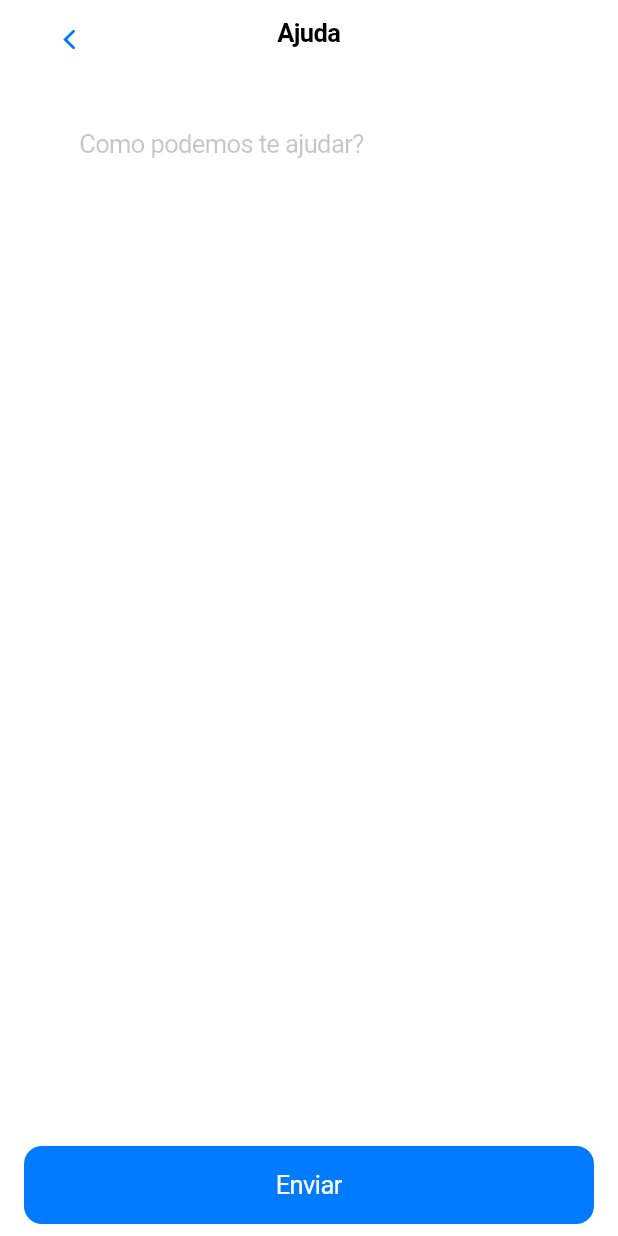
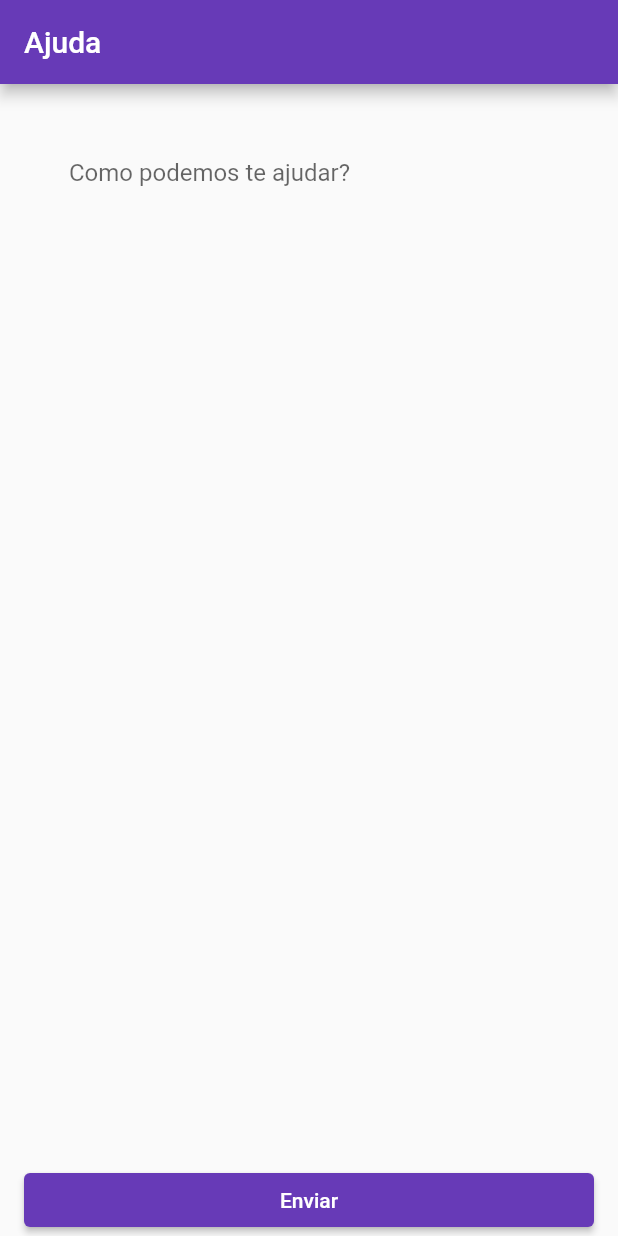
Before and after one commit to LucasMonteir0/ex_modulo_3, a Flutter app: the screen it shows after launch, on a phone screen of 412 x 824 dp. Run offline on Flutter 3.47's test engine with Material 2 defaults, Android fonts, the phone set to English and light mode, and no system bars; our stand-ins replace dio, get.

Commit message:
adaptive layouts done

```diff
--- /dev/null
+++ b/adaptive_layouts/lib/app.dart
@@ -0,0 +1,18 @@
+import 'dart:io';
+
+import 'package:adaptative_layouts/pages/cupertino_page.dart';
+import 'package:adaptative_layouts/pages/material_page.dart';
+import 'package:flutter/cupertino.dart';
+import 'package:flutter/material.dart';
+
+class App extends StatelessWidget {
+  const App({Key? key}) : super(key: key);
+
+  @override
+  Widget build(BuildContext context) {
+    if (Platform.isAndroid) {
+      return const MaterialApp(home: MaterialAppPage());
+    }
+    return const CupertinoApp(home: CupertinoAppPage());
+  }
+}
--- a/adaptive_layouts/lib/main.dart
+++ b/adaptive_layouts/lib/main.dart
@@ -1,6 +1,6 @@
-import 'package:adaptative_layouts/part_1/app.dart';
+import 'package:adaptative_layouts/app.dart';
 import 'package:flutter/material.dart';
 
 void main() {
-  runApp(const App1());
+  runApp(const App());
 }
--- /dev/null
+++ b/adaptive_layouts/lib/pages/material_page.dart
@@ -0,0 +1,53 @@
+import 'package:flutter/material.dart';
+
+class MaterialAppPage extends StatelessWidget {
+  const MaterialAppPage({Key? key}) : super(key: key);
+
+  @override
+  Widget build(BuildContext context) {
+    final size = MediaQuery.of(context).size;
+    return Scaffold(
+        appBar: AppBar(
+          title: const Text('Ajuda'),
+          backgroundColor: Colors.deepPurple,
+        ),
+        body: Center(
+          child: SafeArea(
+            child: Column(
+              mainAxisAlignment: MainAxisAlignment.spaceBetween,
+              children: [
+                const Expanded(
+                  child: Padding(
+                    padding:
+                        EdgeInsets.symmetric(vertical: 35.0, horizontal: 46),
+                    child: TextField(
+                      decoration: InputDecoration(
+                        hintText: 'Como podemos te ajudar?',
+                        border: InputBorder.none,
+                      ),
+                      maxLines: null,
+                      minLines: null,
+                    ),
+                  ),
+                ),
+                SizedBox(
+                  width: size.width,
+                  child: Padding(
+                    padding: const EdgeInsets.symmetric(horizontal: 16.0),
+                    child: ElevatedButton(
+                      onPressed: () {},
+                      style: ButtonStyle(
+                        backgroundColor: MaterialStateProperty.all<Color?>(
+                            Colors.deepPurple),
+                      ),
+                      child: const Text('Enviar'),
+                    ),
+                  ),
+                ),
+              ],
+            ),
+          ),
+        ),
+      );
+  }
+}
--- a/adaptive_layouts/lib/part_1/app.dart
+++ /dev/null
@@ -1,106 +0,0 @@
-import 'package:adaptative_layouts/platform_enum.dart';
-import 'package:adaptative_layouts/platform_factory.dart';
-import 'package:flutter/cupertino.dart';
-import 'package:flutter/material.dart';
-
-class App1 extends StatelessWidget {
-  const App1({Key? key}) : super(key: key);
-
-  @override
-  Widget build(BuildContext context) {
-    PlatformEnum platform = PlatformEnum.ios;
-    return getDesignByPlatform(
-        platform: platform,
-        home: PrismaHomePage(
-          platform: platform,
-        ),
-        title: 'Prisma');
-  }
-}
-
-class PrismaHomePage extends StatelessWidget {
-  const PrismaHomePage({Key? key, required this.platform}) : super(key: key);
-
-  final PlatformEnum platform;
-
-  @override
-  Widget build(BuildContext context) {
-    final size = MediaQuery.of(context).size;
-    return platform == PlatformEnum.android
-        ? Scaffold(
-            appBar: AppBar(
-              title: const Text('Ajuda'),
-              backgroundColor: Colors.deepPurple,
-            ),
-            body: Center(
-              child: SafeArea(
-                child: Column(
-                  mainAxisAlignment: MainAxisAlignment.spaceBetween,
-                  children: [
-                    const Expanded(
-                      child:  Padding(
-                        padding:
-                            EdgeInsets.symmetric(vertical: 35.0, horizontal: 46),
-                        child: TextField(
-                          decoration: InputDecoration(
-                              hintText: 'Como podemos te ajudar?',
-                            border: InputBorder.none,
-                          ),
-                          maxLines: null,
-                          minLines: null,
-                        ),
-                      ),
-                    ),
-                    SizedBox(
-                      width: size.width,
-                      child: Padding(
-                        padding: const EdgeInsets.symmetric(horizontal: 16.0),
-                        child: ElevatedButton(
-                          onPressed: () {},
-                          style: ButtonStyle(
-                            backgroundColor: MaterialStateProperty.all<Color?>(
-                                Colors.deepPurple),
-                          ),
-                          child: const Text('Enviar'),
-                        ),
-                      ),
-                    ),
-                  ],
-                ),
-              ),
-            ),
-          )
-        : CupertinoPageScaffold(
-            navigationBar: CupertinoNavigationBar(
-              backgroundColor: CupertinoColors.lightBackgroundGray,
-              middle: const Text('Ajuda'),
-              leading: CupertinoButton(
-                  onPressed: () {}, child: const Icon(CupertinoIcons.back)),
-            ),
-            child: SafeArea(
-              child: Center(
-                child: Column(
-                  mainAxisAlignment: MainAxisAlignment.spaceBetween,
-                  children: [
-                    const Padding(
-                      padding:
-                          EdgeInsets.symmetric(vertical: 35.0, horizontal: 46),
-                      child: CupertinoTextField.borderless(
-                        placeholder: 'Como podemos te ajudar?',
-                        maxLines: null,
-                        minLines: null,
-                        expands: true,
-                      ),
-                    ),
-                    Container(
-                      width: size.width,
-                      padding: const EdgeInsets.symmetric(horizontal: 16.0, vertical: 8),
-                      child: CupertinoButton.filled(
-                          child: const Text('Enviar'), onPressed: () {}),
-                    ),
-                  ],
-                ),
-              ),
-            ));
-  }
-}
--- a/adaptive_layouts/lib/platform_enum.dart
+++ /dev/null
@@ -1,4 +0,0 @@
-enum PlatformEnum {
-  ios,
-  android,
-}
--- a/adaptive_layouts/lib/platform_factory.dart
+++ /dev/null
@@ -1,13 +0,0 @@
-import 'package:adaptative_layouts/platform_enum.dart';
-import 'package:flutter/cupertino.dart';
-import 'package:flutter/material.dart';
-
-Widget getDesignByPlatform(
-    {required PlatformEnum platform, required Widget home, required title}) {
-  switch (platform) {
-    case PlatformEnum.ios:
-      return CupertinoApp(home: home, title: title);
-    default:
-      return MaterialApp(home: home, title: title);
-  }
-}
```
Also changed, not shown: adaptive_layouts/lib/components/cupertino_assistent_form.dart (added, +44 -0 lines), adaptive_layouts/lib/components/cupertino_form.dart (added, +34 -0 lines), adaptive_layouts/lib/pages/cupertino_page.dart (added, +26 -0 lines), solid_1/lib/part_1/exercicio_01/ex1_dto.dart (added, +10 -0 lines), solid_1/lib/part_1/exercicio_01/ex1_mapper.dart (added, +12 -0 lines), solid_1/lib/part_1/exercicio_01/ex1_repository.dart (added, +14 -0 lines), solid_1/lib/part_1/exercicio_01/ex1_usecase.dart (added, +16 -0 lines), 2 other files.
